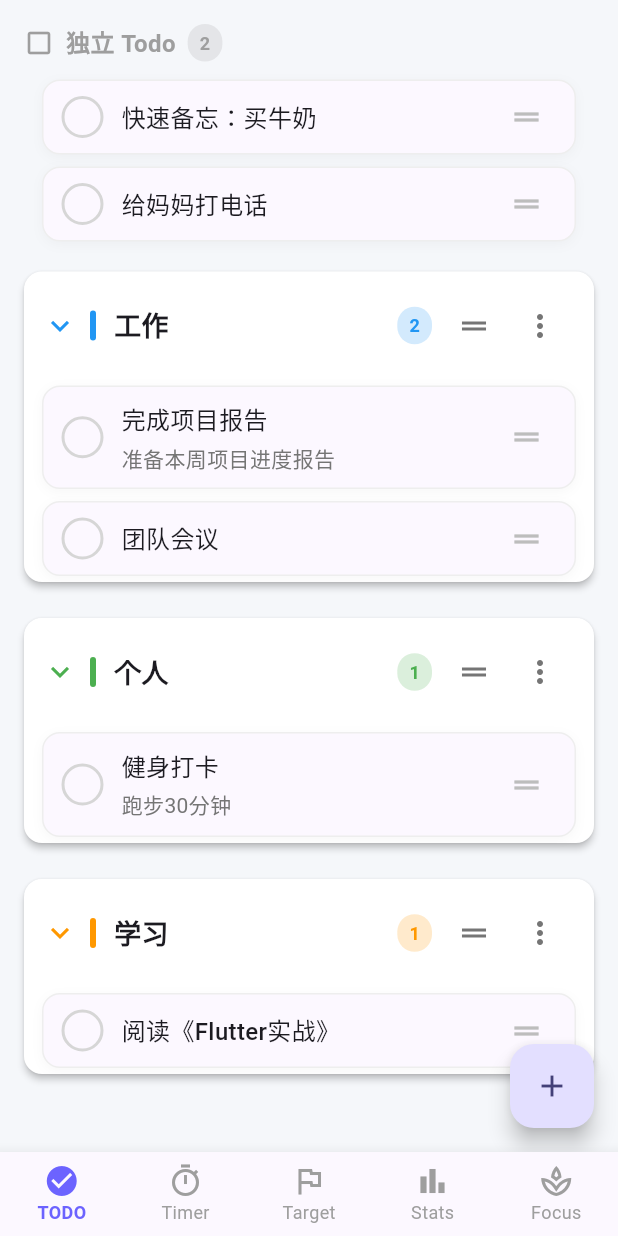
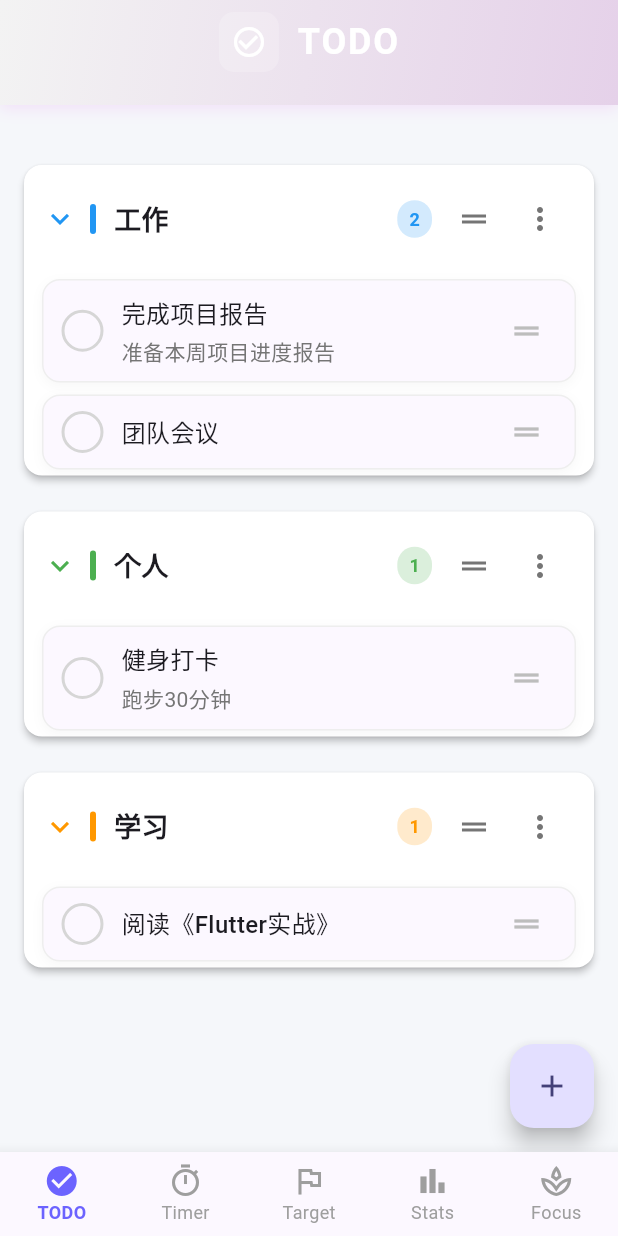
Before and after one commit to linlucath/todoLogger, a Flutter app: the screen it shows after launch, on a phone screen of 412 x 824 dp. Run offline on Flutter 3.47's test engine with Material 3 defaults, Android fonts, the phone set to English and light mode, and no system bars; our stand-ins replace fl_chart.

Commit message:
Basically finish the skeleton of ToDo

```diff
--- a/lib/pages/todo/todo.dart
+++ b/lib/pages/todo/todo.dart
@@ -11,6 +11,7 @@ class TodoItem {
   DateTime createdAt;
   String? listId; // 所属列表ID（可选，null 表示独立 Todo）
 
+  // 构造函数
   TodoItem({
     required this.id,
     required this.title,
@@ -42,18 +43,24 @@ class TodoItemWidget extends StatelessWidget {
 
   @override
   Widget build(BuildContext context) {
-    return LongPressDraggable<TodoItem>(
+    return MediaQuery(
+      data: MediaQuery.of(context).copyWith(textScaleFactor: 1.0),
+      child: LongPressDraggable<TodoItem>(
         data: todo,
+        delay: const Duration(milliseconds: 500),
         onDragStarted: () {
-        debugPrint('Todo drag started: ${todo.id} (from list ${todo.listId})');
+          debugPrint(
+              'Todo drag started: ${todo.id} (from list ${todo.listId})');
         },
         onDragEnd: (details) {
           debugPrint(
               'Todo drag ended: ${todo.id}, wasAccepted=${details.wasAccepted}');
         },
+        // 拖的效果
         feedback: Material(
           elevation: 4,
           borderRadius: BorderRadius.circular(12),
+          // 拖出来的框
           child: Container(
             width: 300,
             padding: const EdgeInsets.all(12),
@@ -71,17 +78,20 @@ class TodoItemWidget extends StatelessWidget {
             ),
           ),
         ),
+        // 拖动时原位置的效果
         childWhenDragging: Opacity(
           opacity: 0.3,
           child: _buildTodoContent(context),
         ),
         child: _buildTodoContent(context),
+      ),
     );
   }
 
   Widget _buildTodoContent(BuildContext context) {
     return Dismissible(
       key: Key(todo.id),
+      // 完成的背景 (向右滑动)
       background: Container(
         margin: const EdgeInsets.symmetric(horizontal: 12, vertical: 4),
         padding: const EdgeInsets.symmetric(horizontal: 20),
@@ -92,6 +102,7 @@ class TodoItemWidget extends StatelessWidget {
         alignment: Alignment.centerLeft,
         child: const Icon(Icons.check, color: Colors.white),
       ),
+      // 删除的背景 (向左滑动)
       secondaryBackground: Container(
         margin: const EdgeInsets.symmetric(horizontal: 12, vertical: 4),
         padding: const EdgeInsets.symmetric(horizontal: 20),
@@ -102,6 +113,7 @@ class TodoItemWidget extends StatelessWidget {
         alignment: Alignment.centerRight,
         child: const Icon(Icons.delete, color: Colors.white),
       ),
+      // 确认删除
       confirmDismiss: (direction) async {
         if (direction == DismissDirection.startToEnd) {
           onToggle();
@@ -131,7 +143,9 @@ class TodoItemWidget extends StatelessWidget {
           onDelete();
         }
       },
+      // 单个 Todo 内容
       child: Container(
+        // Insets: 内边距
         margin: const EdgeInsets.symmetric(horizontal: 12, vertical: 4),
         child: InkWell(
           onTap: onEdit,
@@ -429,7 +443,6 @@ class TodoPage extends StatefulWidget {
 
 class _TodoPageState extends State<TodoPage> {
   final List<TodoList> _todoLists = [];
-  final List<TodoItem> _standaloneTodos = []; // 独立的 Todo（不属于任何列表）
 
   @override
   void initState() {
@@ -482,20 +495,6 @@ class _TodoPageState extends State<TodoPage> {
             listId: '3',
           ),
         ],
-      ),
-    ]);
-
-    // 添加一些独立的 Todo
-    _standaloneTodos.addAll([
-      TodoItem(
-        id: '5',
-        title: '快速备忘：买牛奶',
-        createdAt: DateTime.now(),
-      ),
-      TodoItem(
-        id: '6',
-        title: '给妈妈打电话',
-        createdAt: DateTime.now(),
       ),
     ]);
   }
@@ -554,15 +553,7 @@ class _TodoPageState extends State<TodoPage> {
         todoLists: _todoLists,
         onAdd: (title, description, listId) {
           setState(() {
-            if (listId == null) {
-              // 添加为独立 Todo
-              _standaloneTodos.add(TodoItem(
-                id: DateTime.now().toString(),
-                title: title,
-                description: description,
-                createdAt: DateTime.now(),
-              ));
-            } else {
+            if (listId != null) {
               // 添加到指定列表
               final list = _todoLists.firstWhere((l) => l.id == listId);
               list.items.add(TodoItem(
@@ -579,27 +570,18 @@ class _TodoPageState extends State<TodoPage> {
     );
   }
 
-  void _toggleTodo(String? listId, String todoId) {
+  void _toggleTodo(String listId, String todoId) {
     setState(() {
-      if (listId == null) {
-        final todo = _standaloneTodos.firstWhere((t) => t.id == todoId);
-        todo.isCompleted = !todo.isCompleted;
-      } else {
       final list = _todoLists.firstWhere((l) => l.id == listId);
       final todo = list.items.firstWhere((t) => t.id == todoId);
       todo.isCompleted = !todo.isCompleted;
-      }
     });
   }
 
-  void _deleteTodo(String? listId, String todoId) {
+  void _deleteTodo(String listId, String todoId) {
     setState(() {
-      if (listId == null) {
-        _standaloneTodos.removeWhere((t) => t.id == todoId);
-      } else {
       final list = _todoLists.firstWhere((l) => l.id == listId);
       list.items.removeWhere((t) => t.id == todoId);
-      }
     });
   }
 
@@ -617,23 +599,17 @@ class _TodoPageState extends State<TodoPage> {
             final oldListId = todo.listId;
 
             // 如果列表改变了，需要移动 todo
-            if (newListId != oldListId) {
+            if (newListId != oldListId && newListId != null) {
               // 从原位置移除
-              if (oldListId == null) {
-                _standaloneTodos.removeWhere((t) => t.id == todo.id);
-              } else {
+              if (oldListId != null) {
                 final oldList = _todoLists.firstWhere((l) => l.id == oldListId);
                 oldList.items.removeWhere((t) => t.id == todo.id);
               }
 
               // 添加到新位置
               todo.listId = newListId;
-              if (newListId == null) {
-                _standaloneTodos.add(todo);
-              } else {
               final newList = _todoLists.firstWhere((l) => l.id == newListId);
               newList.items.add(todo);
-              }
             }
 
             // 更新内容
@@ -689,10 +665,65 @@ class _TodoPageState extends State<TodoPage> {
 
   @override
   Widget build(BuildContext context) {
-    final isEmpty = _todoLists.isEmpty && _standaloneTodos.isEmpty;
+    final isEmpty = _todoLists.isEmpty;
 
     return Scaffold(
-      body: isEmpty
+      appBar: PreferredSize(
+        preferredSize: const Size.fromHeight(70),
+        child: Container(
+          decoration: BoxDecoration(
+            gradient: LinearGradient(
+              begin: Alignment.topLeft,
+              end: Alignment.bottomRight,
+              colors: [
+                const Color.fromARGB(255, 243, 243, 243),
+                const Color.fromARGB(255, 229, 209, 233),
+              ],
+            ),
+            boxShadow: [
+              BoxShadow(
+                color:
+                    const Color.fromARGB(255, 234, 166, 243).withOpacity(0.3),
+                blurRadius: 8,
+                offset: const Offset(0, 2),
+              ),
+            ],
+          ),
+          child: AppBar(
+            title: Row(
+              mainAxisSize: MainAxisSize.min,
+              children: [
+                Container(
+                  padding: const EdgeInsets.all(8),
+                  decoration: BoxDecoration(
+                    color: Colors.white.withOpacity(0.2),
+                    borderRadius: BorderRadius.circular(10),
+                  ),
+                  child: const Icon(
+                    Icons.check_circle_outline,
+                    size: 24,
+                  ),
+                ),
+                const SizedBox(width: 12),
+                const Text(
+                  'TODO',
+                  style: TextStyle(
+                    fontSize: 24,
+                    fontWeight: FontWeight.bold,
+                    letterSpacing: 1.2,
+                  ),
+                ),
+              ],
+            ),
+            centerTitle: true,
+            backgroundColor: Colors.transparent,
+            elevation: 0,
+          ),
+        ),
+      ),
+      body: Padding(
+        padding: const EdgeInsets.only(top: 40),
+        child: isEmpty
             ? Center(
                 child: Column(
                   mainAxisAlignment: MainAxisAlignment.center,
@@ -723,80 +754,6 @@ class _TodoPageState extends State<TodoPage> {
               )
             : CustomScrollView(
                 slivers: [
-                // 独立 Todo 区域
-                if (_standaloneTodos.isNotEmpty) ...[
-                  SliverToBoxAdapter(
-                    child: Padding(
-                      padding: const EdgeInsets.fromLTRB(16, 16, 16, 8),
-                      child: Row(
-                        children: [
-                          const Icon(Icons.check_box_outline_blank,
-                              size: 20, color: Colors.grey),
-                          const SizedBox(width: 8),
-                          const Text(
-                            '独立 Todo',
-                            style: TextStyle(
-                              fontSize: 16,
-                              fontWeight: FontWeight.bold,
-                              color: Colors.grey,
-                            ),
-                          ),
-                          const SizedBox(width: 8),
-                          Container(
-                            padding: const EdgeInsets.symmetric(
-                              horizontal: 8,
-                              vertical: 4,
-                            ),
-                            decoration: BoxDecoration(
-                              color: Colors.grey.withValues(alpha: 0.2),
-                              borderRadius: BorderRadius.circular(12),
-                            ),
-                            child: Text(
-                              '${_standaloneTodos.length}',
-                              style: const TextStyle(
-                                fontSize: 12,
-                                fontWeight: FontWeight.bold,
-                                color: Colors.grey,
-                              ),
-                            ),
-                          ),
-                        ],
-                      ),
-                    ),
-                  ),
-                  SliverReorderableList(
-                    itemCount: _standaloneTodos.length,
-                    onReorder: (oldIndex, newIndex) {
-                      setState(() {
-                        if (newIndex > oldIndex) {
-                          newIndex -= 1;
-                        }
-                        final moving = _standaloneTodos[oldIndex];
-                        debugPrint(
-                            'Reordering standalone todo ${moving.id}: $oldIndex -> $newIndex');
-                        final todo = _standaloneTodos.removeAt(oldIndex);
-                        _standaloneTodos.insert(newIndex, todo);
-                      });
-                    },
-                    itemBuilder: (context, index) {
-                      final todo = _standaloneTodos[index];
-                      return Padding(
-                        key: ValueKey(todo.id),
-                        padding: const EdgeInsets.symmetric(horizontal: 16),
-                        child: TodoItemWidget(
-                          todo: todo,
-                          listColor: Colors.grey,
-                          onToggle: () => _toggleTodo(null, todo.id),
-                          onDelete: () => _deleteTodo(null, todo.id),
-                          onEdit: () => _editTodo(todo),
-                          index: index,
-                        ),
-                      );
-                    },
-                  ),
-                  const SliverToBoxAdapter(child: SizedBox(height: 16)),
-                ],
-
                   // 列表区域
                   SliverReorderableList(
                     itemCount: _todoLists.length,
@@ -836,18 +793,19 @@ class _TodoPageState extends State<TodoPage> {
                             setState(() {
                               debugPrint(
                                   'Dropped todo ${todo.id} onto list ${todoList.id} (from ${todo.listId})');
-                            // 从原列表或独立列表移除
-                            if (todo.listId == null) {
-                              _standaloneTodos
-                                  .removeWhere((t) => t.id == todo.id);
-                            } else {
+                              // 从原列表移除
+                              if (todo.listId != null &&
+                                  todo.listId != todoList.id) {
                                 final oldList = _todoLists
                                     .firstWhere((l) => l.id == todo.listId);
-                              oldList.items.removeWhere((t) => t.id == todo.id);
+                                oldList.items
+                                    .removeWhere((t) => t.id == todo.id);
                               }
                               // 添加到新列表
                               todo.listId = todoList.id;
+                              if (!todoList.items.any((t) => t.id == todo.id)) {
                                 todoList.items.add(todo);
+                              }
                             });
                           },
                           onReorderTodos: (oldIndex, newIndex) {
@@ -868,6 +826,7 @@ class _TodoPageState extends State<TodoPage> {
                   ),
                 ],
               ),
+      ),
       floatingActionButton: FloatingActionButton(
         onPressed: _showAddOptions,
         child: const Icon(Icons.add),
```
Also changed, not shown: lib/pages/todo/add_todo_dialog.dart (+0 -12 lines). Lines whose indentation alone changed are shown as unchanged.
